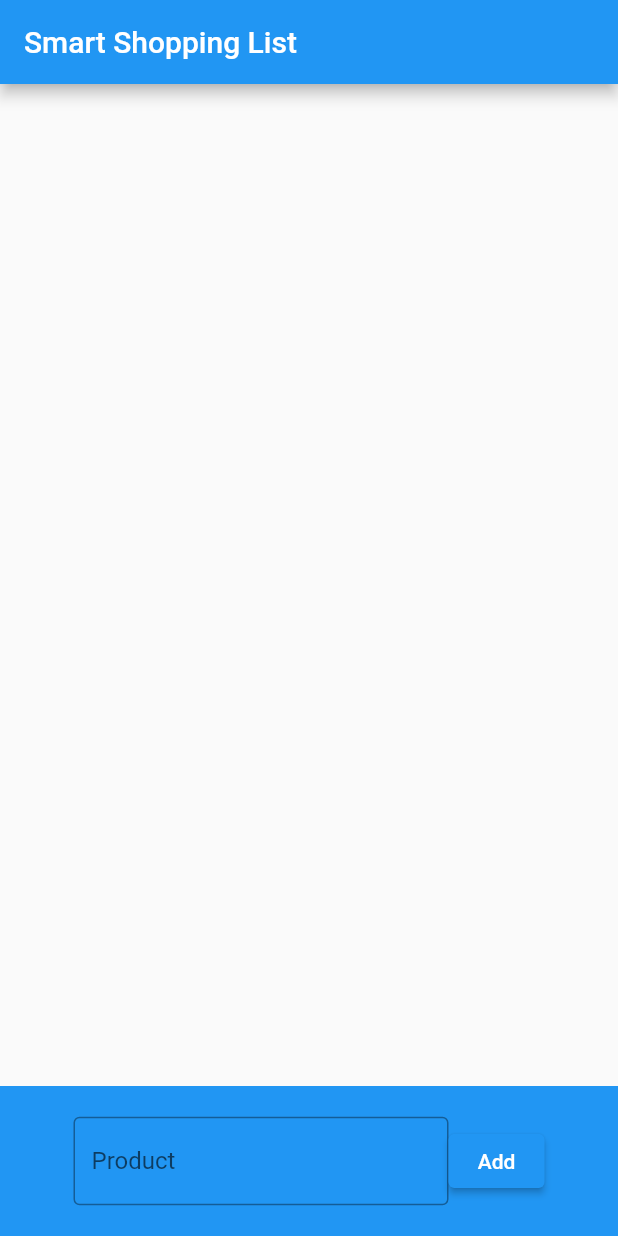
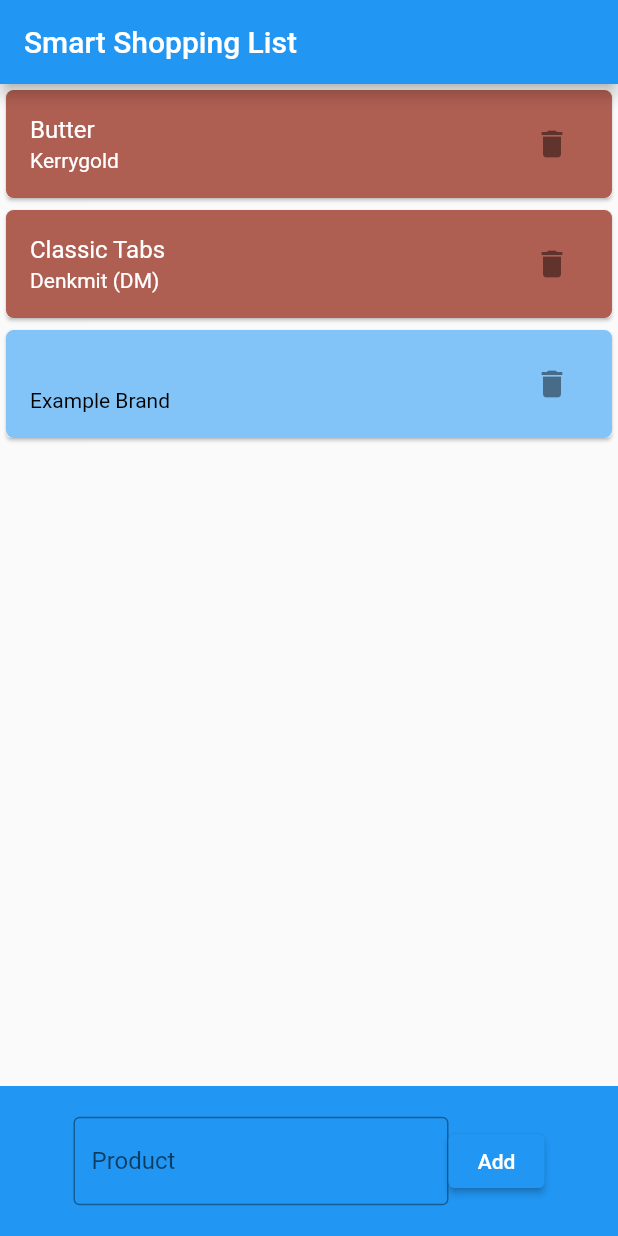
Before and after one commit to dominikth13/SE_Prototype, a Flutter app: the screen it shows after launch, after a tap on "Add", on a phone screen of 412 x 824 dp. Run offline on Flutter 3.47's test engine with Material 2 defaults, Android fonts, the phone set to English and light mode, and no system bars.

Commit message:
Changed ListTile design for different product categories

```diff
--- a/smart_shopping_list/lib/widgets/shopping_list_widget.dart
+++ b/smart_shopping_list/lib/widgets/shopping_list_widget.dart
@@ -10,13 +10,30 @@ class ShoppingListWidget extends StatefulWidget {
 }
 
 class _ShoppingListWidgetState extends State<ShoppingListWidget> {
-
   final List<ShoppingListItem> _products = <ShoppingListItem>[];
 
-  final TextEditingController _addProductNameController = TextEditingController();
+  void _delete(ShoppingListItem product) {
+    _products.remove(product);
+
+    setState(() {
+      _products;
+    });
+  }
+
+  final TextEditingController _addProductNameController =
+      TextEditingController();
+
+  _ShoppingListWidgetState() {
+    _products
+        .add(ShoppingListItem("Butter", "Kerrygold", ItemState.EMPTY, true));
+    _products.add(ShoppingListItem(
+        "Classic Tabs", "Denkmit (DM)", ItemState.EMPTY, true));
+  }
 
   void _addProduct(String name) {
-    _products.add(ShoppingListItem(name, ItemState.CUSTOM, true));
+    //TODO implement
+    String brand = "Example Brand";
+    _products.add(ShoppingListItem(name, brand, ItemState.CUSTOM, true));
 
     setState(() {
       _products;
@@ -36,8 +53,13 @@ class _ShoppingListWidgetState extends State<ShoppingListWidget> {
       children: <Widget>[
         Expanded(
           child: ListView(
-            children: _products.map((item) => ShoppingListItemWidget(item)).toList()
-          ),
+              children: _products
+                  .map((item) => ShoppingListItemWidget(
+                        item,
+                        onPressDelete: (ShoppingListItem product) =>
+                            _delete(product),
+                      ))
+                  .toList()),
         ),
         Container(
           height: 100,
@@ -58,7 +80,7 @@ class _ShoppingListWidgetState extends State<ShoppingListWidget> {
                   ),
                 ),
                 ElevatedButton(
-                child: const Text("Add"),
+                  child: const Text("Add"),
                   onPressed: () {
                     _addProduct(_addProductNameController.text);
                     _addProductNameController.text = "";
```
